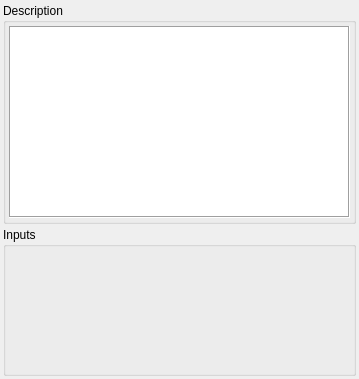
OFFIS-Automation/Framework, file modules/olvis3/projects/OlvisGuiPlugin/src/FilterInfo/FilterInfoWidget.ui: the form before one commit.
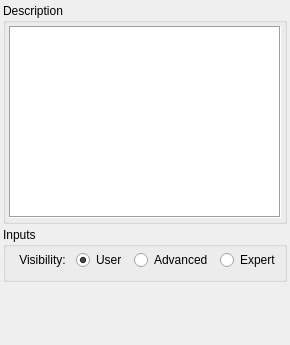
The form after the commit.

Commit message: added visibility selection to filter info

The edit to the form file:
```diff
--- a/modules/olvis3/projects/OlvisGuiPlugin/src/FilterInfo/FilterInfoWidget.ui
+++ b/modules/olvis3/projects/OlvisGuiPlugin/src/FilterInfo/FilterInfoWidget.ui
@@ -6,14 +6,14 @@
    <rect>
     <x>0</x>
     <y>0</y>
-    <width>359</width>
-    <height>379</height>
+    <width>290</width>
+    <height>345</height>
    </rect>
   </property>
   <property name="minimumSize">
    <size>
-    <width>120</width>
-    <height>144</height>
+    <width>290</width>
+    <height>204</height>
    </size>
   </property>
   <property name="windowTitle">
@@ -60,22 +60,107 @@
       <property name="title">
        <string>Inputs</string>
       </property>
-      <layout class="QFormLayout" name="portLayout">
-       <property name="fieldGrowthPolicy">
-        <enum>QFormLayout::AllNonFixedFieldsGrow</enum>
+      <layout class="QVBoxLayout" name="verticalLayout_4">
+       <property name="spacing">
+        <number>3</number>
        </property>
-       <property name="horizontalSpacing">
+       <property name="leftMargin">
         <number>3</number>
        </property>
-       <property name="verticalSpacing">
+       <property name="topMargin">
         <number>3</number>
        </property>
-       <property name="margin">
+       <property name="rightMargin">
         <number>3</number>
        </property>
+       <property name="bottomMargin">
+        <number>3</number>
+       </property>
+       <item>
+        <layout class="QHBoxLayout" name="horizontalLayout">
+         <property name="spacing">
+          <number>7</number>
+         </property>
+         <item>
+          <widget class="QLabel" name="label">
+           <property name="sizePolicy">
+            <sizepolicy hsizetype="Expanding" vsizetype="Preferred">
+             <horstretch>0</horstretch>
+             <verstretch>0</verstretch>
+            </sizepolicy>
+           </property>
+           <property name="text">
+            <string>Visibility: </string>
+           </property>
+           <property name="alignment">
+            <set>Qt::AlignRight|Qt::AlignTrailing|Qt::AlignVCenter</set>
+           </property>
+          </widget>
+         </item>
+         <item>
+          <widget class="QRadioButton" name="userVisibility">
+           <property name="text">
+            <string>User</string>
+           </property>
+           <property name="checked">
+            <bool>true</bool>
+           </property>
+          </widget>
+         </item>
+         <item>
+          <widget class="QRadioButton" name="advancedVisibility">
+           <property name="text">
+            <string>Advanced</string>
+           </property>
+          </widget>
+         </item>
+         <item>
+          <widget class="QRadioButton" name="expertVisibility">
+           <property name="text">
+            <string>Expert</string>
+           </property>
+          </widget>
+         </item>
+        </layout>
+       </item>
+       <item>
+        <layout class="QFormLayout" name="portLayout">
+         <property name="horizontalSpacing">
+          <number>3</number>
+         </property>
+         <property name="verticalSpacing">
+          <number>3</number>
+         </property>
+         <property name="leftMargin">
+          <number>3</number>
+         </property>
+         <property name="topMargin">
+          <number>3</number>
+         </property>
+         <property name="rightMargin">
+          <number>3</number>
+         </property>
+         <property name="bottomMargin">
+          <number>3</number>
+         </property>
+        </layout>
+       </item>
       </layout>
      </widget>
     </item>
+    <item>
+     <spacer name="verticalSpacer">
+      <property name="orientation">
+       <enum>Qt::Vertical</enum>
+      </property>
+      <property name="sizeHint" stdset="0">
+       <size>
+        <width>20</width>
+        <height>40</height>
+       </size>
+      </property>
+     </spacer>
+    </item>
    </layout>
   </widget>
  </widget>
```
Left out of the diff: 76 changed lines with no effect on the pictures. The commit also changes 2 other files.
